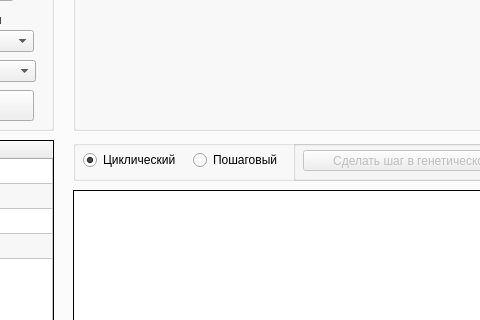
Qt form L1/GUI.ui (BouRHooD/mpu_224-322_intelligent_systems_design) before a commit; both pictures show x 299 to 779 and y 436 to 756 of the 922 by 907 pixel window.
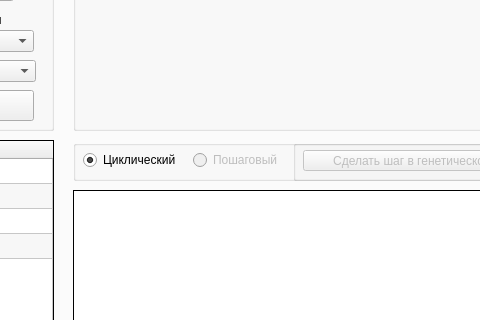
The same form after that commit.

Patch:
```diff
--- a/L1/GUI.ui
+++ b/L1/GUI.ui
@@ -852,6 +852,9 @@
       </property>
      </widget>
      <widget class="QRadioButton" name="WorkType_RadioButton">
+      <property name="enabled">
+       <bool>false</bool>
+      </property>
       <property name="geometry">
        <rect>
         <x>120</x>
```
